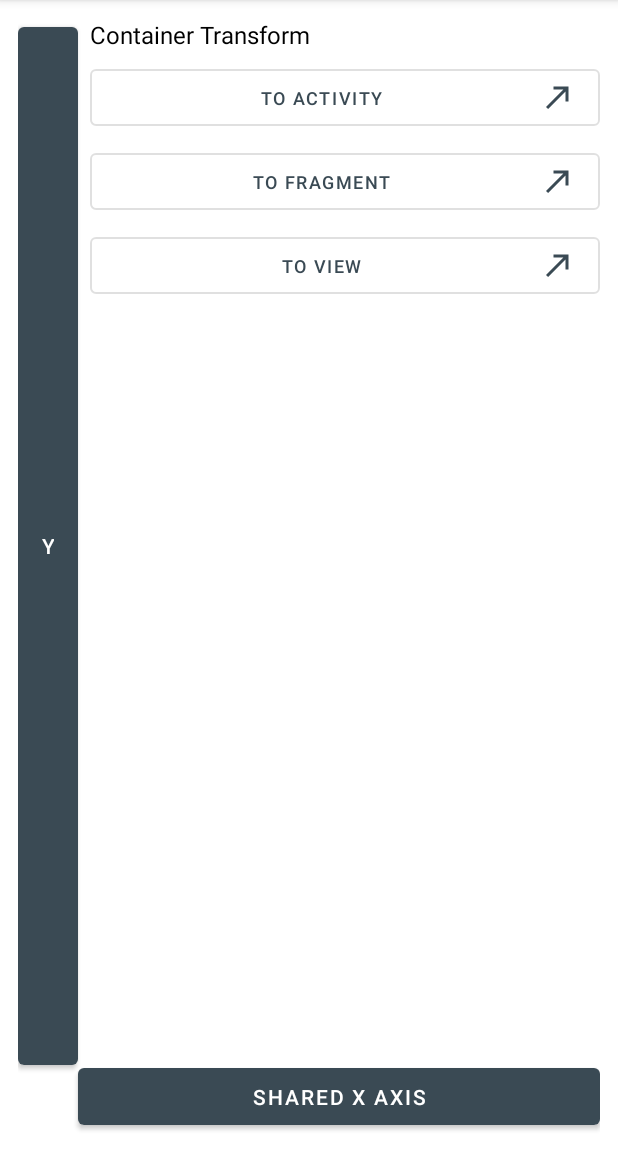
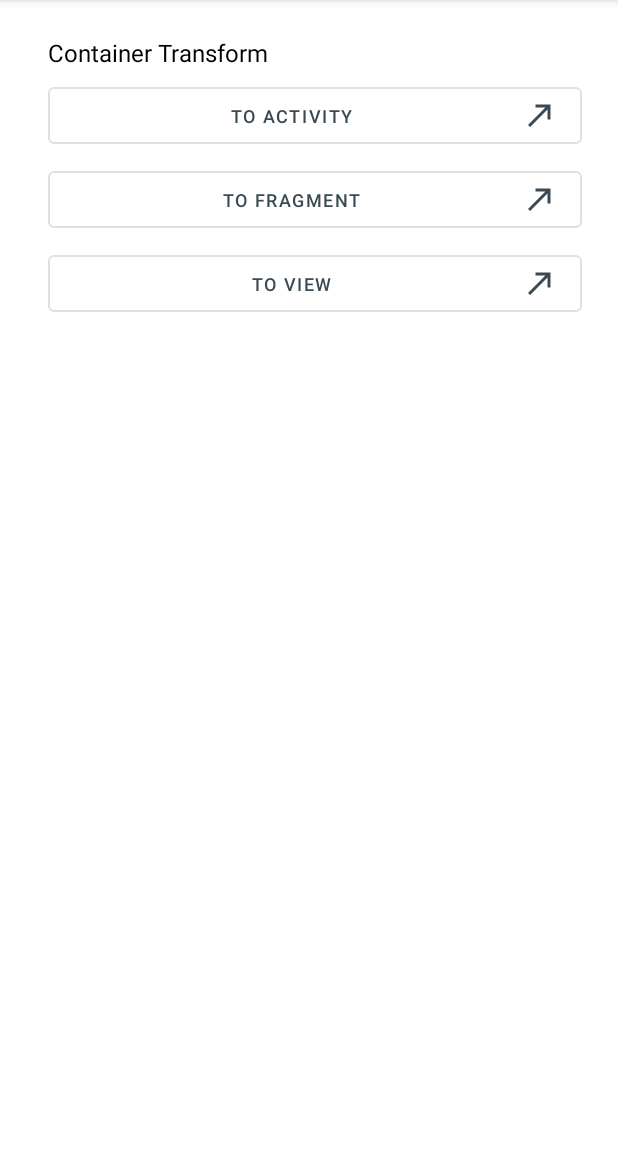
Before and after one commit to putragraha/MaterialMotion, an Android app: the ContainerTransformActivity screen opened directly, with no data from a screen before it, on a phone screen of 412 x 824 dp, the part 84-1236 px from its top. Run offline under Robolectric (Android 15) with nearby library versions, the phone set to English and light mode, and no system bars.

Commit message:
Fix unused code in activity_main.xml and activity_container_transform.xml

```diff
--- a/app/src/main/res/layout/activity_container_transform.xml
+++ b/app/src/main/res/layout/activity_container_transform.xml
@@ -4,44 +4,16 @@
     xmlns:tools="http://schemas.android.com/tools"
     android:layout_width="match_parent"
     android:layout_height="match_parent"
-    android:layout_margin="12dp"
+    android:padding="24dp"
     tools:context=".containertransform.ContainerTransformActivity">
-
-    <com.google.android.material.button.MaterialButton
-        android:id="@+id/mb_y_shared_axis"
-        android:layout_width="40dp"
-        android:layout_height="match_parent"
-        android:layout_marginBottom="40dp"
-        android:text="@string/label_y"
-        app:layout_constraintTop_toTopOf="parent"
-        app:layout_constraintStart_toStartOf="parent" />
-
-    <com.google.android.material.button.MaterialButton
-        android:id="@+id/mb_x_shared_axis"
-        android:layout_width="match_parent"
-        android:layout_height="50dp"
-        android:layout_marginStart="40dp"
-        android:text="@string/shared_x_axis"
-        app:layout_constraintBottom_toBottomOf="parent"
-        app:layout_constraintEnd_toEndOf="parent" />
-
-    <FrameLayout
-        android:id="@+id/fl_fixed_x_component"
-        android:layout_width="match_parent"
-        android:layout_height="40dp"
-        android:layout_marginStart="50dp"
-        app:layout_constraintBottom_toBottomOf="parent"
-        app:layout_constraintEnd_toEndOf="parent" />
 
     <FrameLayout
         android:id="@+id/fl_component_list"
-        android:layout_width="0dp"
-        android:layout_height="0dp"
+        android:layout_width="match_parent"
+        android:layout_height="wrap_content"
         android:layout_marginStart="8dp"
         android:layout_marginBottom="8dp"
-        app:layout_constraintBottom_toTopOf="@id/fl_fixed_x_component"
         app:layout_constraintEnd_toEndOf="parent"
-        app:layout_constraintStart_toEndOf="@id/mb_y_shared_axis"
         app:layout_constraintTop_toTopOf="parent" />
 
 </androidx.constraintlayout.widget.ConstraintLayout>
--- a/app/src/main/res/layout/activity_main.xml
+++ b/app/src/main/res/layout/activity_main.xml
@@ -20,7 +20,6 @@
         style="@style/MaterialButton.Outlined.CustomIconed"
         android:layout_marginTop="6dp"
         android:text="@string/container_transform"
-        android:transitionName="@string/shared_container_to_activity"
         app:icon="@drawable/ic_arrow_start"
         app:layout_constraintEnd_toEndOf="parent"
         app:layout_constraintStart_toStartOf="parent"
@@ -31,7 +30,6 @@
         style="@style/MaterialButton.Outlined.CustomIconed"
         android:layout_marginTop="6dp"
         android:text="@string/shared_axis"
-        android:transitionName="@string/shared_container_to_fragment"
         app:icon="@drawable/ic_arrow_start"
         app:layout_constraintEnd_toEndOf="parent"
         app:layout_constraintStart_toStartOf="parent"
```
